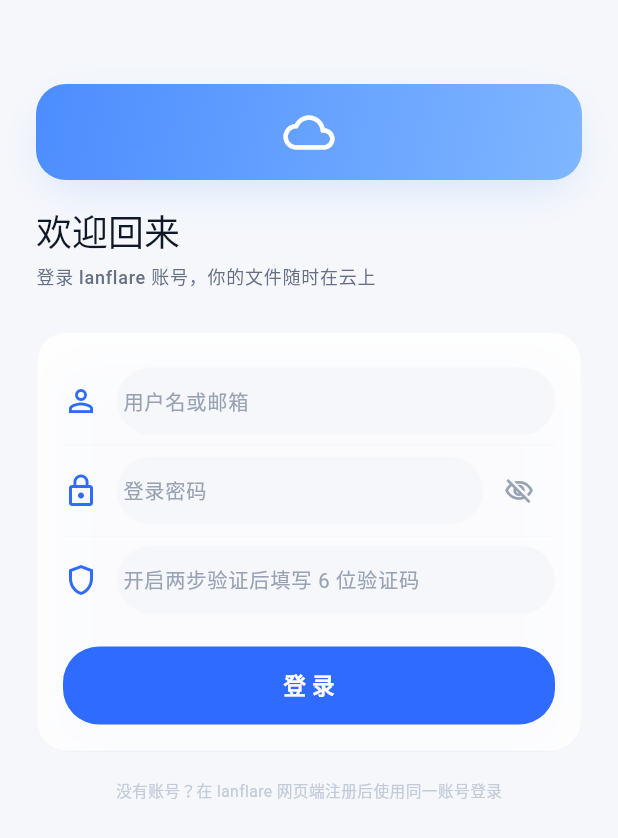
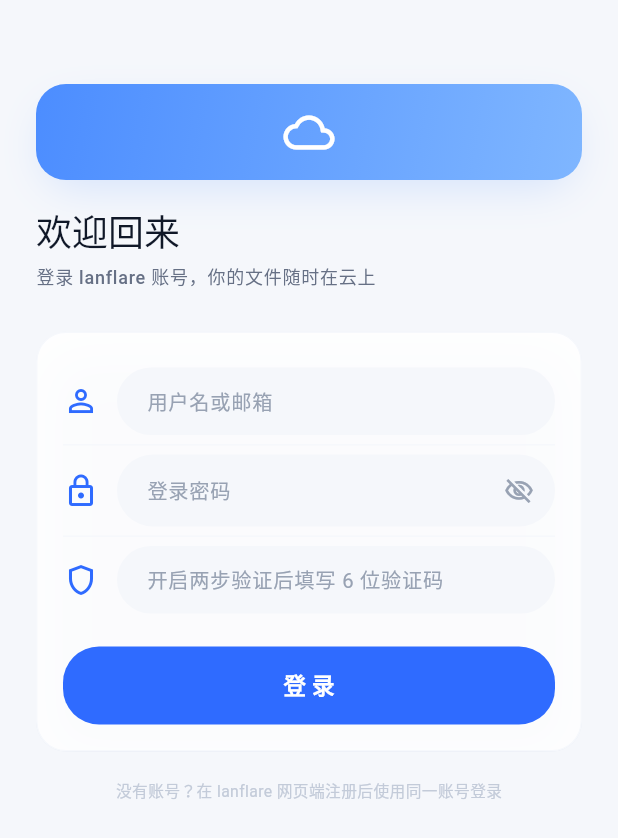
Before and after one commit to suanx/qingyun-cloud-app, a Flutter app: the screen it shows after launch, on a phone screen of 412 x 824 dp. Shown: the top 838 px of the screen. Run offline on Flutter 3.47's test engine with Material 3 defaults, Android fonts, the phone set to English and light mode, and no system bars; our stand-ins replace dio, file_picker, flutter_secure_storage, flutter_svg, go_router, open_filex and 3 more; missing offline and left inert: flutter_pdfview, mobile_scanner; accounts and stored records are empty; network calls fail.

Commit message:
fix: 修复二级页文字黄条/发虚与登录页输入框贴边
- 黄条根因：设置/会员管理/预览/安全中心等二级页以 ColoredBox 为根、
  无 Material 祖先，Text 被框架套用兜底样式（黄色下划线、渲染发虚）；
  Tab 页与登录页因有 Scaffold 一直正常。MaterialApp.router 增加
  builder 统一包一层透明 Material，所有路由一次性修复。
- 登录页：_Field 的 contentPadding 只写 vertical 使水平内边距为 0，
  文字贴胶囊边像被裁切；补 horizontal 16 与主题对齐。密码可见按钮
  从 Row 外置改为 suffixIcon，密码框胶囊宽度与其它输入框一致。

```diff
--- a/lib/app/app.dart
+++ b/lib/app/app.dart
@@ -13,6 +13,14 @@ class QingyunApp extends StatelessWidget {
       debugShowCheckedModeBanner: false,
       theme: qyLightTheme(),
       routerConfig: AppRouter.router,
+      // 全局 Material 祖先：多数二级页以 ColoredBox 为根、没有 Scaffold，
+      // 其 Text 缺少 Material 祖先时框架会套用兜底文本样式（黄色下划线、
+      // 渲染发虚）。在这里统一包一层透明 Material，所有路由（含登录页、
+      // 二级页与后续新页）都继承主题文本样式，页面自身背景照常绘制。
+      builder: (BuildContext context, Widget? child) => Material(
+        type: MaterialType.transparency,
+        child: child ?? const SizedBox.shrink(),
+      ),
     );
   }
 }
--- a/lib/features/login/login_screen.dart
+++ b/lib/features/login/login_screen.dart
@@ -237,12 +237,19 @@ class _Field extends StatelessWidget {
                 border: InputBorder.none,
                 hintText: hint,
                 hintStyle: const TextStyle(fontSize: 13.5, color: QyColors.muted),
-                contentPadding: const EdgeInsets.symmetric(vertical: 12),
+                // 必须给水平内边距：主题的胶囊填充/边框由 decoration 绘制，
+                // 只写 vertical 会让水平 padding 变 0，文字贴边像被裁切。
+                contentPadding:
+                    const EdgeInsets.symmetric(horizontal: 16, vertical: 12),
                 counterText: '',
+                // 后缀按钮放进输入框内部（suffixIcon），胶囊宽度与其它
+                // 输入框一致；放在 Row 里会让密码框的胶囊明显短一截。
+                suffixIcon: suffix,
+                suffixIconConstraints:
+                    const BoxConstraints(minWidth: 44, minHeight: 44),
               ),
             ),
           ),
-          if (suffix != null) suffix!,
         ],
       ),
     );
```
